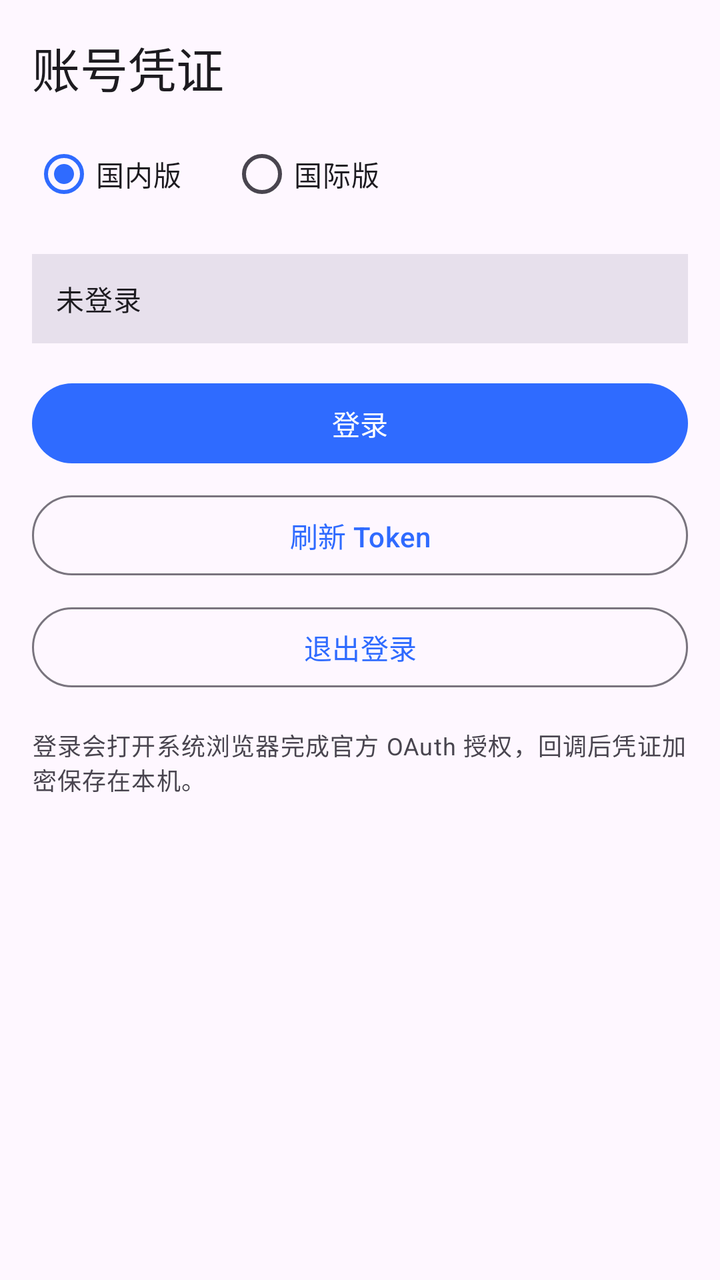
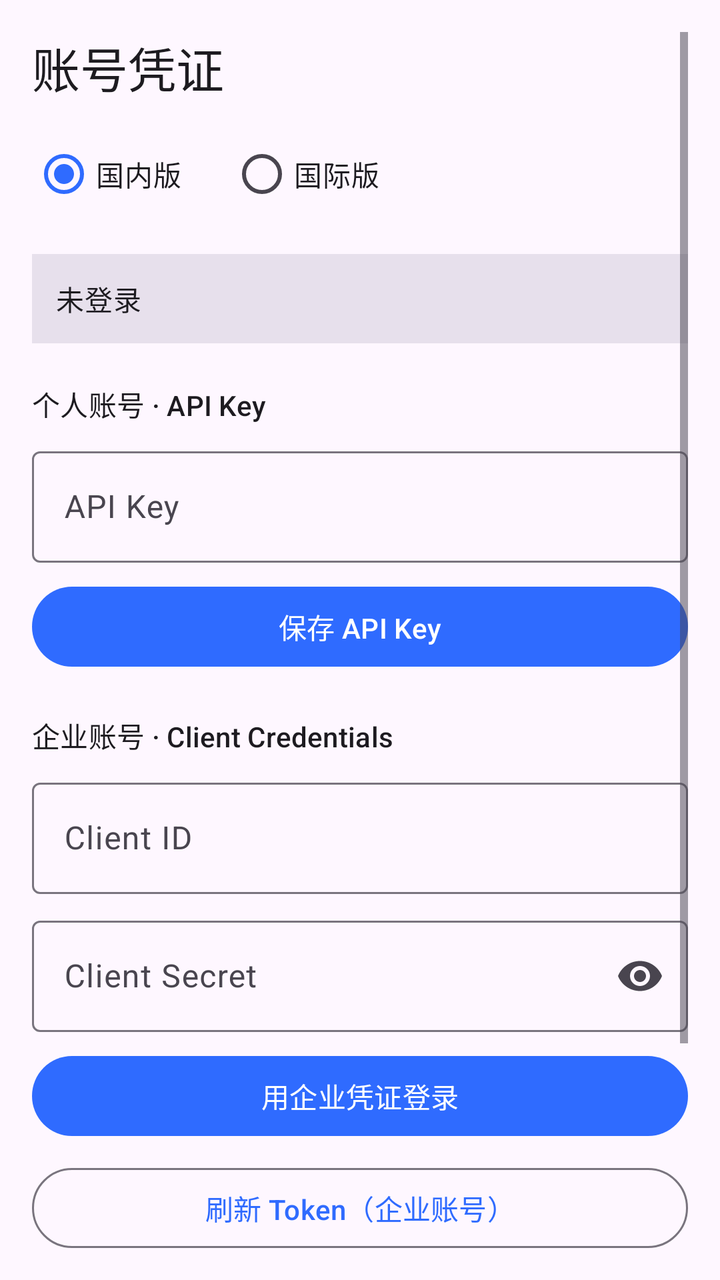

An Android layout rendered at two revisions. The XML below is the earlier revision; the diff shows what the commit changed to produce the second picture.
<!-- AndroidManifest.xml: application theme Theme.WbHub -->
<!-- res/layout/fragment_credentials.xml -->
<?xml version="1.0" encoding="utf-8"?>
<ScrollView xmlns:android="http://schemas.android.com/apk/res/android"
    xmlns:app="http://schemas.android.com/apk/res-auto"
    android:layout_width="match_parent"
    android:layout_height="match_parent"
    android:padding="16dp">

    <LinearLayout
        android:layout_width="match_parent"
        android:layout_height="wrap_content"
        android:orientation="vertical">

        <TextView
            android:layout_width="wrap_content"
            android:layout_height="wrap_content"
            android:text="@string/credential_title"
            android:textAppearance="?attr/textAppearanceHeadlineSmall" />

        <RadioGroup
            android:id="@+id/region_group"
            android:layout_width="match_parent"
            android:layout_height="wrap_content"
            android:layout_marginTop="12dp"
            android:orientation="horizontal">

            <com.google.android.material.radiobutton.MaterialRadioButton
                android:id="@+id/region_cn"
                android:layout_width="wrap_content"
                android:layout_height="wrap_content"
                android:checked="true"
                android:text="@string/credential_region_cn" />

            <com.google.android.material.radiobutton.MaterialRadioButton
                android:id="@+id/region_intl"
                android:layout_width="wrap_content"
                android:layout_height="wrap_content"
                android:layout_marginStart="24dp"
                android:text="@string/credential_region_intl" />
        </RadioGroup>

        <TextView
            android:id="@+id/token_status"
            android:layout_width="match_parent"
            android:layout_height="wrap_content"
            android:layout_marginTop="16dp"
            android:padding="12dp"
            android:background="?attr/colorSurfaceVariant"
            android:text="@string/credential_status_idle"
            android:textAppearance="?attr/textAppearanceBodyMedium" />

        <com.google.android.material.button.MaterialButton
            android:id="@+id/btn_login"
            android:layout_width="match_parent"
            android:layout_height="wrap_content"
            android:layout_marginTop="16dp"
            android:text="@string/credential_login" />

        <com.google.android.material.button.MaterialButton
            android:id="@+id/btn_refresh"
            style="@style/Widget.Material3.Button.OutlinedButton"
            android:layout_width="match_parent"
            android:layout_height="wrap_content"
            android:layout_marginTop="8dp"
            android:text="@string/credential_refresh" />

        <com.google.android.material.button.MaterialButton
            android:id="@+id/btn_logout"
            style="@style/Widget.Material3.Button.OutlinedButton"
            android:layout_width="match_parent"
            android:layout_height="wrap_content"
            android:layout_marginTop="8dp"
            android:text="@string/credential_logout" />

        <TextView
            android:layout_width="match_parent"
            android:layout_height="wrap_content"
            android:layout_marginTop="16dp"
            android:text="@string/credential_hint"
            android:textAppearance="?attr/textAppearanceBodySmall" />

    </LinearLayout>
</ScrollView>
<!-- resources referenced by this layout -->
<resources>
  <string name="credential_hint">登录会打开系统浏览器完成官方 OAuth 授权，回调后凭证加密保存在本机。</string>
  <string name="credential_login">登录</string>
  <string name="credential_logout">退出登录</string>
  <string name="credential_refresh">刷新 Token</string>
  <string name="credential_region_cn">国内版</string>
  <string name="credential_region_intl">国际版</string>
  <string name="credential_status_idle">未登录</string>
  <string name="credential_title">账号凭证</string>
  <style name="Theme.WbHub" parent="Theme.Material3.DayNight.NoActionBar">
          <item name="colorPrimary">@color/brand_primary</item>
          <item name="colorOnPrimary">@color/brand_on_primary</item>
          <item name="colorSecondary">@color/brand_secondary</item>
          <item name="android:statusBarColor" tools:targetApi="21">@color/brand_primary</item>
      </style>
  <color name="brand_primary">#2F6BFF</color>
  <color name="brand_on_primary">#FFFFFF</color>
  <color name="brand_secondary">#12B886</color>
</resources>

<!-- the commit's change to res/layout/fragment_credentials.xml (unified diff, before → after) -->
@@ -48,12 +48,84 @@
             android:text="@string/credential_status_idle"
             android:textAppearance="?attr/textAppearanceBodyMedium" />
 
-        <com.google.android.material.button.MaterialButton
-            android:id="@+id/btn_login"
+        
+        <TextView
+            android:layout_width="wrap_content"
+            android:layout_height="wrap_content"
+            android:layout_marginTop="20dp"
+            android:text="@string/credential_api_key_section"
+            android:textAppearance="?attr/textAppearanceTitleSmall" />
+
+        <com.google.android.material.textfield.TextInputLayout
+            android:id="@+id/api_key_layout"
+            style="@style/Widget.Material3.TextInputLayout.OutlinedBox"
             android:layout_width="match_parent"
             android:layout_height="wrap_content"
-            android:layout_marginTop="16dp"
-            android:text="@string/credential_login" />
+            android:layout_marginTop="8dp"
+            android:hint="@string/credential_api_key_hint">
+
+            <com.google.android.material.textfield.TextInputEditText
+                android:id="@+id/api_key_input"
+                android:layout_width="match_parent"
+                android:layout_height="wrap_content"
+                android:inputType="textNoSuggestions"
+                android:maxLines="1" />
+        </com.google.android.material.textfield.TextInputLayout>
+
+        <com.google.android.material.button.MaterialButton
+            android:id="@+id/btn_save_api_key"
+            android:layout_width="match_parent"
+            android:layout_height="wrap_content"
+            android:layout_marginTop="8dp"
+            android:text="@string/credential_api_key_save" />
+
+        
+        <TextView
+            android:layout_width="wrap_content"
+            android:layout_height="wrap_content"
+            android:layout_marginTop="20dp"
+            android:text="@string/credential_client_section"
+            android:textAppearance="?attr/textAppearanceTitleSmall" />
+
+        <com.google.android.material.textfield.TextInputLayout
+            android:id="@+id/client_id_layout"
+            style="@style/Widget.Material3.TextInputLayout.OutlinedBox"
+            android:layout_width="match_parent"
+            android:layout_height="wrap_content"
+            android:layout_marginTop="8dp"
+            android:hint="@string/credential_client_id_hint">
+
+            <com.google.android.material.textfield.TextInputEditText
+                android:id="@+id/client_id_input"
+                android:layout_width="match_parent"
+                android:layout_height="wrap_content"
+                android:inputType="textNoSuggestions"
+                android:maxLines="1" />
+        </com.google.android.material.textfield.TextInputLayout>
+
+        <com.google.android.material.textfield.TextInputLayout
+            android:id="@+id/client_secret_layout"
+            style="@style/Widget.Material3.TextInputLayout.OutlinedBox"
+            android:layout_width="match_parent"
+            android:layout_height="wrap_content"
+            android:layout_marginTop="8dp"
+            android:hint="@string/credential_client_secret_hint"
+            app:endIconMode="password_toggle">
+
+            <com.google.android.material.textfield.TextInputEditText
+                android:id="@+id/client_secret_input"
+                android:layout_width="match_parent"
+                android:layout_height="wrap_content"
+                android:inputType="textPassword"
+                android:maxLines="1" />
+        </com.google.android.material.textfield.TextInputLayout>
+
+        <com.google.android.material.button.MaterialButton
+            android:id="@+id/btn_save_client"
+            android:layout_width="match_parent"
+            android:layout_height="wrap_content"
+            android:layout_marginTop="8dp"
+            android:text="@string/credential_client_save" />
 
         <com.google.android.material.button.MaterialButton
             android:id="@+id/btn_refresh"
<!-- resource entries referenced after the edit -->
@@ -1,9 +1,15 @@
 <!-- resources referenced by this layout -->
 <resources>
-  <string name="credential_hint">登录会打开系统浏览器完成官方 OAuth 授权，回调后凭证加密保存在本机。</string>
-  <string name="credential_login">登录</string>
+  <string name="credential_api_key_hint">API Key</string>
+  <string name="credential_api_key_save">保存 API Key</string>
+  <string name="credential_api_key_section">个人账号 · API Key</string>
+  <string name="credential_client_id_hint">Client ID</string>
+  <string name="credential_client_save">用企业凭证登录</string>
+  <string name="credential_client_secret_hint">Client Secret</string>
+  <string name="credential_client_section">企业账号 · Client Credentials</string>
+  <string name="credential_hint">个人账号用平台控制台生成的 API Key（随请求走 X-Api-Key 头）；企业账号用 Client ID / Secret 换取 access_token（随请求走 Authorization: Bearer）。凭证均加密保存在本机，国内版与国际版各自独立。</string>
   <string name="credential_logout">退出登录</string>
-  <string name="credential_refresh">刷新 Token</string>
+  <string name="credential_refresh">刷新 Token（企业账号）</string>
   <string name="credential_region_cn">国内版</string>
   <string name="credential_region_intl">国际版</string>
   <string name="credential_status_idle">未登录</string>
